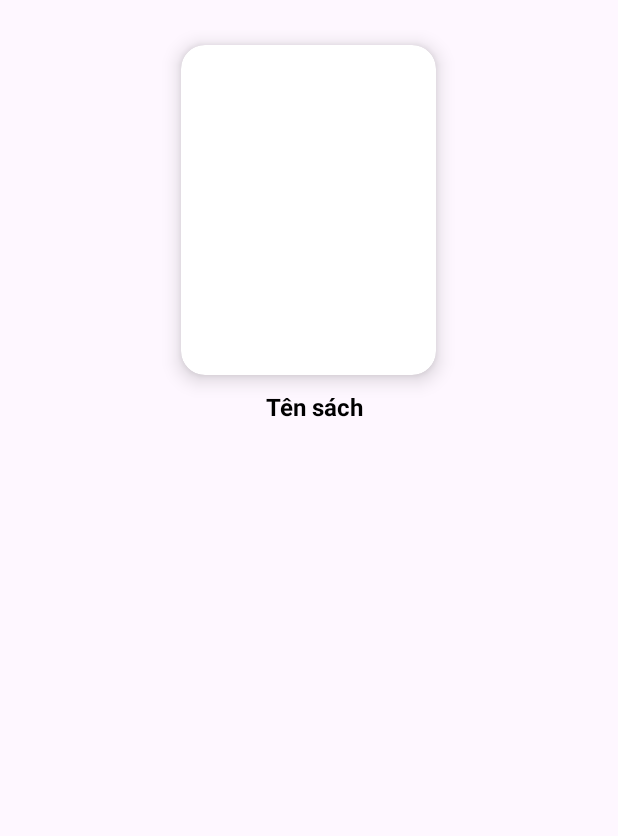
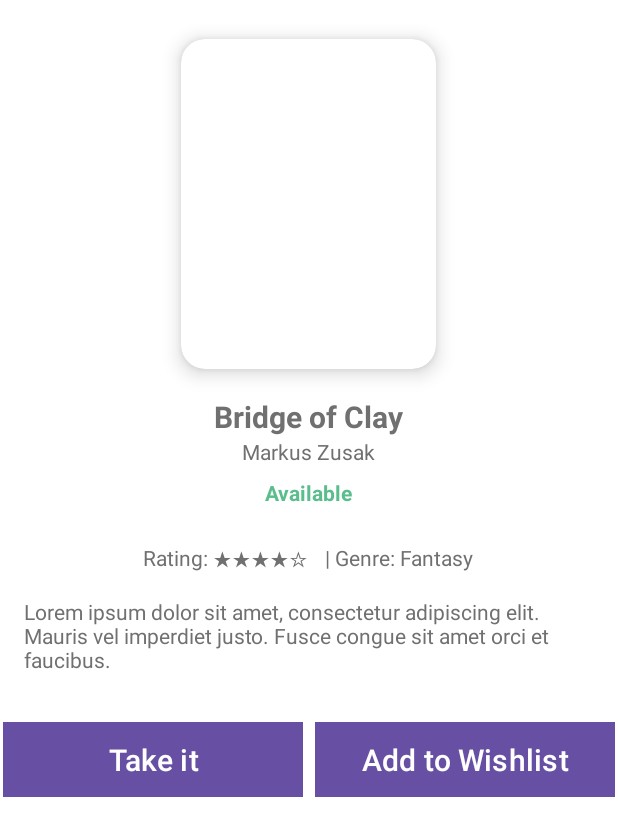
Before and after one commit to phamdanhhuong/Library_Mobile, an Android app: the layout fragment_book.xml on its own in the app's theme, with its tools: preview values and no code run, on a phone screen of 412 x 824 dp. Shown: the top 836 px of the screen. Run offline under Robolectric (Android 15) with nearby library versions, the light colour scheme and no system bars; network calls fail.

Commit message:
Sửa fragment_book

```diff
--- a/app/src/main/java/com/phamhuong/library/model/RetrofitClient.java
+++ b/app/src/main/java/com/phamhuong/library/model/RetrofitClient.java
@@ -12,7 +12,7 @@
                 .build();
         if(retrofit == null){
             retrofit = new Retrofit.Builder()
-                    .baseUrl("http://192.168.1.3:8080/")
+                    .baseUrl("http://192.168.1.8:8080/")
                     .addConverterFactory(GsonConverterFactory.create())
                     .client(client)
                     .build();
--- a/app/src/main/res/layout/fragment_book.xml
+++ b/app/src/main/res/layout/fragment_book.xml
@@ -1,22 +1,20 @@
 <?xml version="1.0" encoding="utf-8"?>
-<androidx.constraintlayout.widget.ConstraintLayout xmlns:android="http://schemas.android.com/apk/res/android"
+<LinearLayout xmlns:android="http://schemas.android.com/apk/res/android"
+    android:layout_width="match_parent"
+    android:layout_height="match_parent"
+    android:id="@+id/main_book"
     xmlns:app="http://schemas.android.com/apk/res-auto"
-    android:id="@+id/main_book"
+    android:orientation="vertical"
+    android:background="#FFFFFF">
+    <!-- Book Details -->
+    <LinearLayout
         android:layout_width="match_parent"
-    android:layout_height="match_parent">
+        android:layout_height="wrap_content"
+        android:orientation="vertical"
+        android:padding="16dp"
+        android:gravity="center_horizontal">
 
-    <LinearLayout
-        android:layout_width="wrap_content"
-        android:layout_height="wrap_content"
-        android:gravity="center"
-        android:orientation="vertical"
-        android:padding="20dp"
-        app:layout_constraintEnd_toEndOf="parent"
-        app:layout_constraintStart_toStartOf="parent"
-        app:layout_constraintTop_toTopOf="parent">
-
-        <androidx.cardview.widget.CardView xmlns:android="http://schemas.android.com/apk/res/android"
-            xmlns:app="http://schemas.android.com/apk/res-auto"
+        <androidx.cardview.widget.CardView
             android:layout_width="wrap_content"
             android:layout_height="wrap_content"
             android:layout_margin="10dp"
@@ -31,30 +29,91 @@
                 android:scaleType="centerCrop" />
         </androidx.cardview.widget.CardView>
 
-        <LinearLayout
-            android:layout_width="300dp"
-            android:layout_height="wrap_content"
-            android:layout_weight="1"
-            android:gravity="center"
-            android:orientation="vertical"
-            android:paddingStart="8dp">
-
         <TextView
             android:id="@+id/tvBookName"
             android:layout_width="wrap_content"
             android:layout_height="wrap_content"
-                android:text="Tên sách"
-                android:textAlignment="center"
-                android:textColor="#000000"
-                android:textSize="16sp"
-                android:textStyle="bold" />
+            android:text="Bridge of Clay"
+            android:textSize="20sp"
+            android:textStyle="bold"
+            android:layout_marginTop="8dp"
+            android:textColor="#707070" />
 
         <TextView
             android:id="@+id/tvBookAuthor"
             android:layout_width="wrap_content"
             android:layout_height="wrap_content"
-                android:textAlignment="center"
-                android:textSize="14sp" />
+            android:text="Markus Zusak"
+            android:textSize="14sp"
+            android:textColor="#707070" />
+
+        <TextView
+            android:layout_width="wrap_content"
+            android:layout_height="wrap_content"
+            android:text="Available"
+            android:textSize="14sp"
+            android:textStyle="bold"
+            android:textColor="#5ABD8C"
+            android:layout_marginTop="8dp" />
     </LinearLayout>
+
+    <!-- Rating and Genre -->
+    <LinearLayout
+        android:layout_width="match_parent"
+        android:layout_height="wrap_content"
+        android:orientation="horizontal"
+        android:gravity="center"
+        android:layout_marginTop="8dp">
+
+        <TextView
+            android:layout_width="wrap_content"
+            android:layout_height="wrap_content"
+            android:text="Rating: ★★★★☆"
+            android:textSize="14sp"
+            android:textColor="#707070" />
+
+        <TextView
+            android:layout_width="wrap_content"
+            android:layout_height="wrap_content"
+            android:text=" | Genre: Fantasy"
+            android:textSize="14sp"
+            android:textColor="#707070"
+            android:layout_marginStart="8dp" />
     </LinearLayout>
-</androidx.constraintlayout.widget.ConstraintLayout>
+
+    <!-- Description -->
+    <TextView
+        android:layout_width="match_parent"
+        android:layout_height="wrap_content"
+        android:text="Lorem ipsum dolor sit amet, consectetur adipiscing elit. Mauris vel imperdiet justo. Fusce congue sit amet orci et faucibus."
+        android:textSize="14sp"
+        android:padding="16dp"
+        android:textColor="#707070" />
+
+    <!-- Buttons -->
+    <LinearLayout
+        android:layout_width="match_parent"
+        android:layout_height="wrap_content"
+        android:orientation="horizontal"
+        android:gravity="center"
+        android:layout_marginTop="16dp">
+
+        <Button
+            android:layout_width="200dp"
+            android:layout_height="50dp"
+            android:text="Take it"
+            android:textSize="20sp"
+            android:textColor="#FFFFFF"
+            android:background="#5ABD8C"
+            android:layout_marginEnd="8dp" />
+
+        <Button
+            android:layout_width="200dp"
+            android:layout_height="50dp"
+            android:text="Add to Wishlist"
+            android:textSize="20sp"
+            android:textColor="#FFFFFF"
+            android:background="#FFA500" />
+    </LinearLayout>
+
+</LinearLayout>
```
Lines whose indentation alone changed are shown as unchanged.
